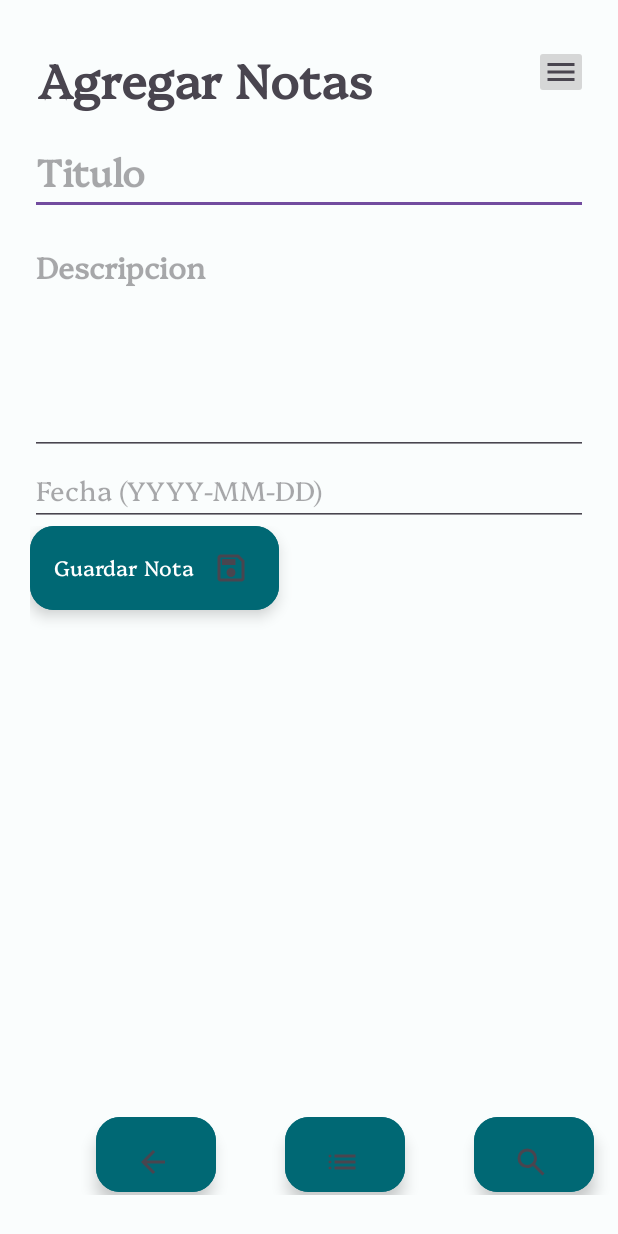
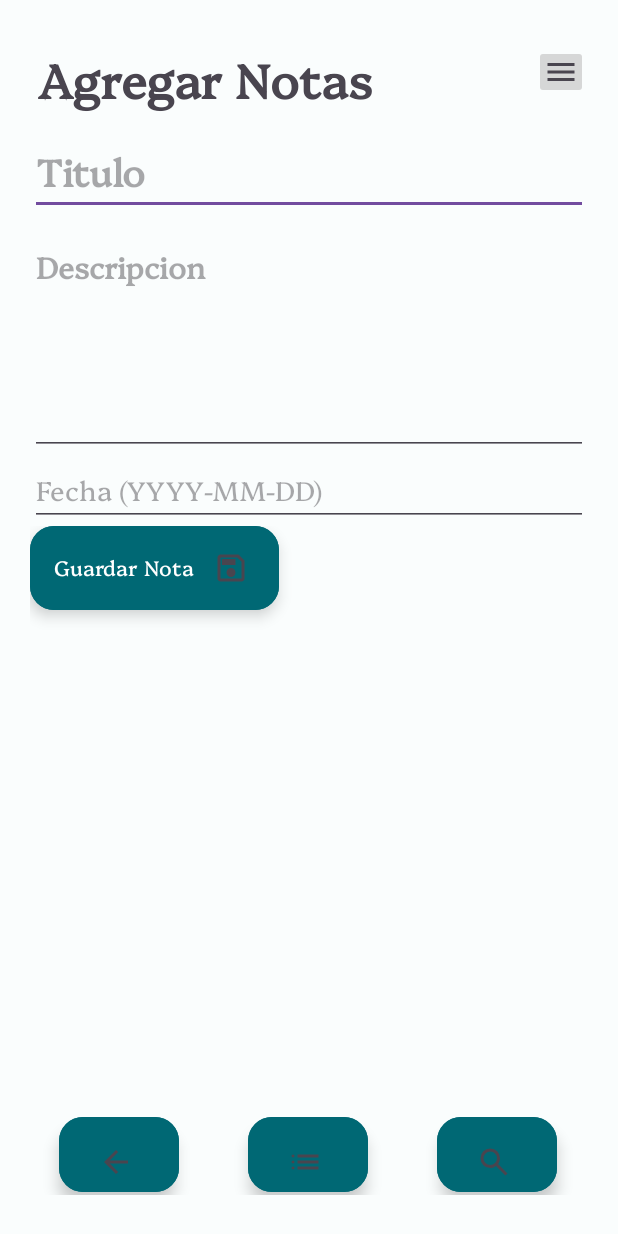
Before and after one commit to MAGA1314/Final_Moviles, an Android app: the Agregar_Nota screen opened directly, with no data from a screen before it, on a phone screen of 412 x 824 dp. Run offline under Robolectric (Android 15) with nearby library versions, the phone set to English and light mode, and no system bars; our stand-ins replace Firebase (no records; nobody signed in at launch, a user with empty details on screens opened directly).

Commit message:
mejoras en el diseño

```diff
--- a/app/src/main/java/com/maga/myapplication/Agregar_Nota.java
+++ b/app/src/main/java/com/maga/myapplication/Agregar_Nota.java
@@ -241,7 +241,7 @@ public class Agregar_Nota extends AppCompatActivity {
                     Utilidad.verToast(Agregar_Nota.this,"Nota Agregada o Actualizada.");
                 }else{
                     // Nota sin agregar o actualizar
-                    Utilidad.verToast(Agregar_Nota.this,"Nota No Agregada o Actualizada.");
+                    Utilidad.verToast(Agregar_Nota.this,"Error al Procesar la Nota");
                 }
             }
         });
--- a/app/src/main/res/layout/activity_agregar_nota.xml
+++ b/app/src/main/res/layout/activity_agregar_nota.xml
@@ -128,7 +128,7 @@
             android:id="@+id/btnVolver"
             android:layout_width="80dp"
             android:layout_height="50dp"
-            android:layout_marginStart="60dp"
+            android:layout_marginStart="35dp"
             android:layout_marginLeft="16dp"
             android:layout_marginTop="16dp"
             android:layout_marginEnd="16dp"
--- a/app/src/main/res/layout/activity_filtrar_nota.xml
+++ b/app/src/main/res/layout/activity_filtrar_nota.xml
@@ -80,7 +80,7 @@
             android:id="@+id/btnVolver"
             android:layout_width="80dp"
             android:layout_height="50dp"
-            android:layout_marginStart="60dp"
+            android:layout_marginStart="35dp"
             android:layout_marginLeft="16dp"
             android:layout_marginTop="16dp"
             android:layout_marginEnd="16dp"
--- a/app/src/main/res/layout/activity_mi_perfil.xml
+++ b/app/src/main/res/layout/activity_mi_perfil.xml
@@ -55,7 +55,7 @@
             android:layout_alignParentTop="true"
             android:layout_alignParentEnd="true"
             android:layout_marginStart="138dp"
-            android:layout_marginTop="60dp"
+            android:layout_marginTop="40dp"
             android:layout_marginEnd="145dp"
             android:src="@drawable/profile" />
 
--- a/app/src/main/res/layout/activity_ver_nota.xml
+++ b/app/src/main/res/layout/activity_ver_nota.xml
@@ -38,7 +38,7 @@
     <androidx.recyclerview.widget.RecyclerView
         android:id="@+id/recycler_view_notas"
         android:layout_width="match_parent"
-        android:layout_height="534dp"
+        android:layout_height="620dp"
         android:layout_below="@+id/relativeLayout"
         android:layout_marginBottom="40dp"
         android:layout_weight="1"
@@ -58,7 +58,7 @@
             android:id="@+id/btnVolver"
             android:layout_width="80dp"
             android:layout_height="50dp"
-            android:layout_marginStart="60dp"
+            android:layout_marginStart="35dp"
             android:layout_marginLeft="16dp"
             android:layout_marginTop="16dp"
             android:layout_marginEnd="16dp"
```
